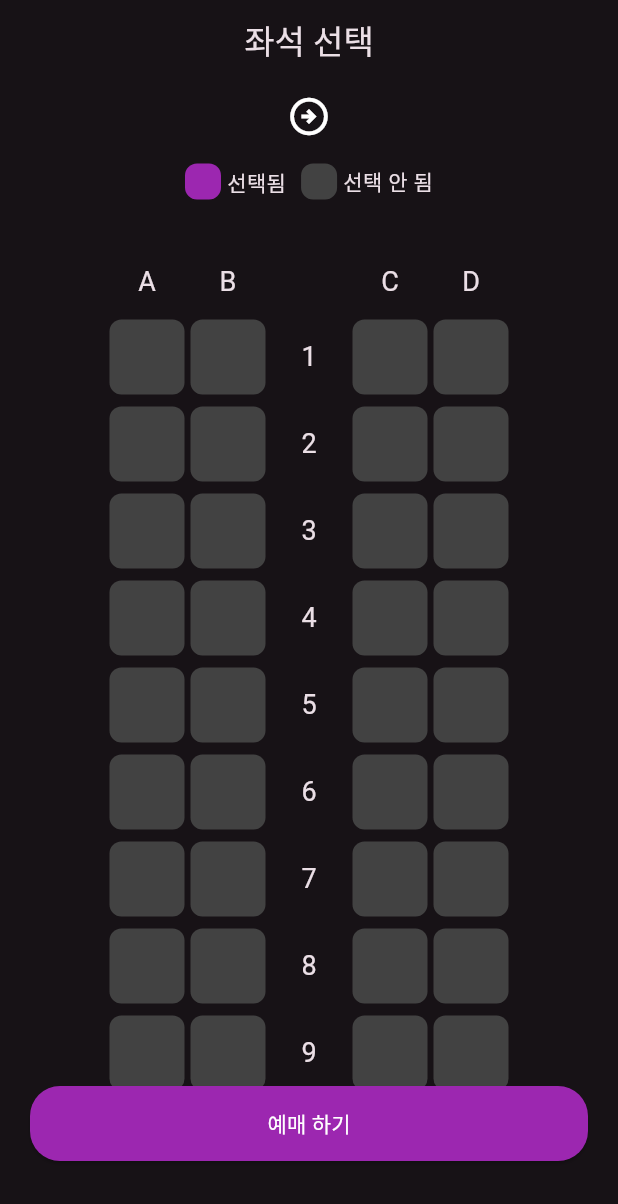
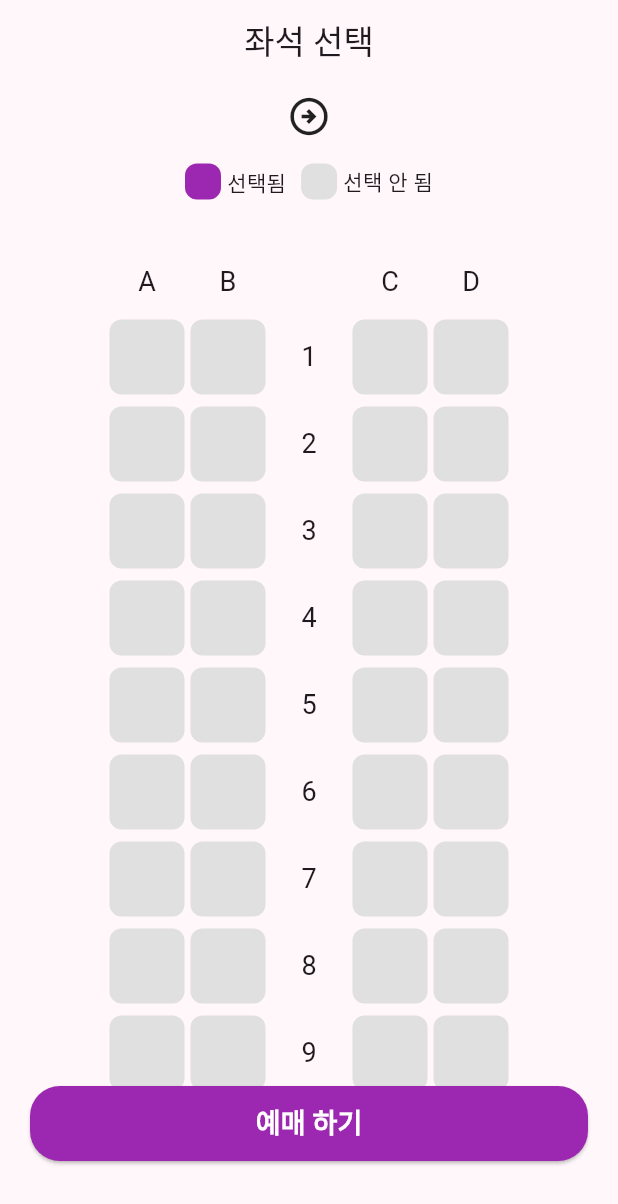
Before and after one commit to Kihwan-dev/flutter_train_app, a Flutter app: the SeatPage screen opened directly with empty values, on a phone screen of 412 x 824 dp. Shown: the top 1204 px of the screen. Run offline on Flutter 3.47's test engine with Material 3 defaults, Android fonts, the phone set to English and light mode, and no system bars.

Commit message:
🎨 전역 색상 상수 AppColorList 정의 및 정리

```diff
--- /dev/null
+++ b/lib/Models/app_color_list.dart
@@ -0,0 +1,14 @@
+import 'package:flutter/material.dart';
+
+class AppColorList {
+  static var whiteText = Colors.white;
+  static var containerBgLight = Colors.white;
+  static var containerBgDark = Colors.grey[800];
+  static var mainColor = Colors.purple;
+  static var greyText = Colors.grey;
+  static var bottomBorderLine = Colors.grey[300];
+  static var scaffoldBodyBgLight = Colors.grey[200];
+  static var selectedColor = Colors.purple;
+  static var unSelectedColorLight = Colors.grey[300];
+  static var unSelectedColorDark = Colors.grey[800];
+}
--- a/lib/Models/theme_data.dart
+++ b/lib/Models/theme_data.dart
@@ -1,13 +1,14 @@
 import 'package:flutter/material.dart';
+import 'package:flutter_train_app/models/app_color_list.dart';
 
 final lightTheme = ThemeData(
   colorScheme: ColorScheme.fromSeed(
-    seedColor: Colors.purple,
+    seedColor: AppColorList.mainColor,
     brightness: Brightness.light,
   ),
-  textTheme: TextTheme(bodyLarge: TextStyle(fontSize: 40)),
-  dividerColor: Colors.black38,
-  highlightColor: Colors.purple,
+  textTheme: TextTheme(bodyLarge: TextStyle(fontSize: 40, color: Colors.black)),
+  highlightColor: AppColorList.mainColor,
+  dividerColor: Colors.grey[400],
   elevatedButtonTheme: ElevatedButtonThemeData(
     style: ButtonStyle(
       shape: WidgetStatePropertyAll(
@@ -15,21 +16,20 @@ final lightTheme = ThemeData(
           borderRadius: BorderRadius.circular(20),
         ),
       ),
-      backgroundColor: WidgetStatePropertyAll(Colors.purple),
-      foregroundColor: WidgetStatePropertyAll(Colors.white),
+      backgroundColor: WidgetStatePropertyAll(AppColorList.mainColor),
+      foregroundColor: WidgetStatePropertyAll(AppColorList.whiteText),
     ),
   ),
 );
 
 final darkTheme = ThemeData(
   colorScheme: ColorScheme.fromSeed(
-    seedColor: Colors.purple,
+    seedColor: AppColorList.mainColor,
     brightness: Brightness.dark,
   ),
-  // scaffoldBackgroundColor: Colors.black38,
-  textTheme: TextTheme(bodyLarge: TextStyle(fontSize: 40, color: Colors.white)),
-  dividerColor: Colors.white38,
-  highlightColor: Colors.purple,
+  textTheme: TextTheme(bodyLarge: TextStyle(fontSize: 40, color: AppColorList.whiteText)),
+  highlightColor: AppColorList.mainColor,
+  dividerColor: Colors.grey[400],
   elevatedButtonTheme: ElevatedButtonThemeData(
     style: ButtonStyle(
       shape: WidgetStatePropertyAll(
@@ -37,8 +37,8 @@ final darkTheme = ThemeData(
           borderRadius: BorderRadius.circular(20),
         ),
       ),
-      backgroundColor: WidgetStatePropertyAll(Colors.purple),
-      foregroundColor: WidgetStatePropertyAll(Colors.white),
+      backgroundColor: WidgetStatePropertyAll(AppColorList.mainColor),
+      foregroundColor: WidgetStatePropertyAll(AppColorList.whiteText),
     ),
   ),
 );
--- a/lib/Pages/Home/home_page.dart
+++ b/lib/Pages/Home/home_page.dart
@@ -1,4 +1,5 @@
 import 'package:flutter/material.dart';
+import 'package:flutter_train_app/models/app_color_list.dart';
 import 'package:flutter_train_app/pages/seat/seat_page.dart';
 import 'package:flutter_train_app/pages/station/station_list_page.dart';
 import 'package:flutter_train_app/Widgets/basic_title_appbar.dart';
@@ -17,7 +18,7 @@ class _HomePageState extends State<HomePage> {
     final isDarkMode = Theme.of(context).brightness == Brightness.dark;
     return Scaffold(
       appBar: BasicTitleAppBar("기차 예매"),
-      backgroundColor: Theme.of(context).colorScheme.brightness == Brightness.light ? Colors.grey[200] : Theme.of(context).colorScheme.surface,
+      backgroundColor: Theme.of(context).colorScheme.brightness == Brightness.light ? AppColorList.scaffoldBodyBgLight : Theme.of(context).colorScheme.surface,
       body: Padding(
         padding: const EdgeInsets.symmetric(horizontal: 20),
         child: Column(
@@ -27,7 +28,7 @@ class _HomePageState extends State<HomePage> {
               height: 200,
               width: double.infinity,
               decoration: BoxDecoration(
-                color: isDarkMode ? Colors.grey[800] : Colors.white,
+                color: isDarkMode ? AppColorList.containerBgDark : AppColorList.containerBgLight,
                 borderRadius: BorderRadius.circular(20),
               ),
               child: Row(
@@ -37,7 +38,7 @@ class _HomePageState extends State<HomePage> {
                   Container(
                     height: 50,
                     width: 2,
-                    color: Colors.grey[400],
+                    color: Theme.of(context).dividerColor,
                   ),
                   _getSeletStationBox(context, "도착역", false),
                 ],
@@ -96,7 +97,7 @@ class _HomePageState extends State<HomePage> {
             Text(
               label,
               style: TextStyle(
-                color: Colors.grey,
+                color: AppColorList.greyText,
                 fontSize: 16,
                 fontWeight: FontWeight.bold,
               ),
--- a/lib/Pages/Seat/seat_page.dart
+++ b/lib/Pages/Seat/seat_page.dart
@@ -16,7 +16,6 @@ class SeatPage extends StatefulWidget {
 }
 
 class _SeatPageState extends State<SeatPage> {
-
   String? selectedRow;
   String? selectedCol;
 
@@ -42,7 +41,13 @@ class _SeatPageState extends State<SeatPage> {
             }
             _showDialog(context);
           },
-          child: Text("예매 하기"),
+          child: Text(
+            "예매 하기",
+            style: TextStyle(
+              fontSize: 18,
+              fontWeight: FontWeight.bold,
+            ),
+          ),
         ),
       ),
       body: Column(
@@ -93,5 +98,4 @@ class _SeatPageState extends State<SeatPage> {
       },
     );
   }
-
 }
--- a/lib/Pages/Seat/seat_widgets/column_label_layout.dart
+++ b/lib/Pages/Seat/seat_widgets/column_label_layout.dart
@@ -1,5 +1,6 @@
 import 'package:flutter/cupertino.dart';
 import 'package:flutter/material.dart';
+import 'package:flutter_train_app/models/app_color_list.dart';
 
 class ColumnLabelLayout extends StatelessWidget {
   const ColumnLabelLayout({super.key});
@@ -10,9 +11,9 @@ class ColumnLabelLayout extends StatelessWidget {
     return Row(
       mainAxisAlignment: MainAxisAlignment.center,
       children: [
-        _getColumnLabel("선택됨", Colors.purple),
+        _getColumnLabel("선택됨", AppColorList.selectedColor),
         SizedBox(width: 10),
-        _getColumnLabel("선택 안 됨", Colors.grey[isDarkMode ? 800 : 300]),
+        _getColumnLabel("선택 안 됨", isDarkMode ? AppColorList.unSelectedColorDark : AppColorList.unSelectedColorLight),
       ],
     );
   }
--- a/lib/Pages/Seat/seat_widgets/selectable_seat_layout.dart
+++ b/lib/Pages/Seat/seat_widgets/selectable_seat_layout.dart
@@ -1,4 +1,5 @@
 import 'package:flutter/material.dart';
+import 'package:flutter_train_app/models/app_color_list.dart';
 
 class SelectableSeatLayout extends StatelessWidget {
   SelectableSeatLayout(this.selectedRow, this.selectedCol, this.onSelect);
@@ -69,7 +70,11 @@ class SelectableSeatLayout extends StatelessWidget {
         width: 50,
         height: 50,
         decoration: BoxDecoration(
-          color: selectedCol == col && selectedRow == row ? Colors.purple : Colors.grey[isDarkMode ? 800 : 300],
+          color: selectedCol == col && selectedRow == row
+              ? AppColorList.selectedColor
+              : isDarkMode
+                  ? AppColorList.unSelectedColorDark
+                  : AppColorList.unSelectedColorLight,
           borderRadius: BorderRadius.circular(8),
         ),
       ),
--- a/lib/Pages/Seat/seat_widgets/station_layout.dart
+++ b/lib/Pages/Seat/seat_widgets/station_layout.dart
@@ -1,4 +1,5 @@
 import 'package:flutter/material.dart';
+import 'package:flutter_train_app/models/app_color_list.dart';
 
 class StationLayout extends StatelessWidget {
 
@@ -16,7 +17,7 @@ class StationLayout extends StatelessWidget {
           Text(
             departureStation,
             style: TextStyle(
-              color: Colors.purple,
+              color: AppColorList.mainColor,
               fontSize: 30,
               fontWeight: FontWeight.bold,
             ),
@@ -28,7 +29,7 @@ class StationLayout extends StatelessWidget {
           Text(
             arrivalStation,
             style: TextStyle(
-              color: Colors.purple,
+              color: AppColorList.mainColor,
               fontSize: 30,
               fontWeight: FontWeight.bold,
             ),
--- a/lib/Pages/Station/station_list_page.dart
+++ b/lib/Pages/Station/station_list_page.dart
@@ -1,4 +1,5 @@
 import 'package:flutter/material.dart';
+import 'package:flutter_train_app/models/app_color_list.dart';
 import 'package:flutter_train_app/models/station_list_data.dart';
 import 'package:flutter_train_app/Widgets/basic_title_appbar.dart';
 
@@ -29,7 +30,7 @@ class StationListPage extends StatelessWidget {
               decoration: BoxDecoration(
                 border: Border(
                   bottom: BorderSide(
-                    color: Colors.grey[300]!,
+                    color: AppColorList.bottomBorderLine!,
                   ),
                 ),
               ),
--- a/lib/main.dart
+++ b/lib/main.dart
@@ -14,8 +14,8 @@ class MyApp extends StatelessWidget {
   @override
   Widget build(BuildContext context) {
     return MaterialApp(
-      // themeMode: ThemeMode.light,
-      themeMode: ThemeMode.dark,
+      themeMode: ThemeMode.light,
+      // themeMode: ThemeMode.dark,
       theme: lightTheme,
       darkTheme: darkTheme,
       home: HomePage(),
```
